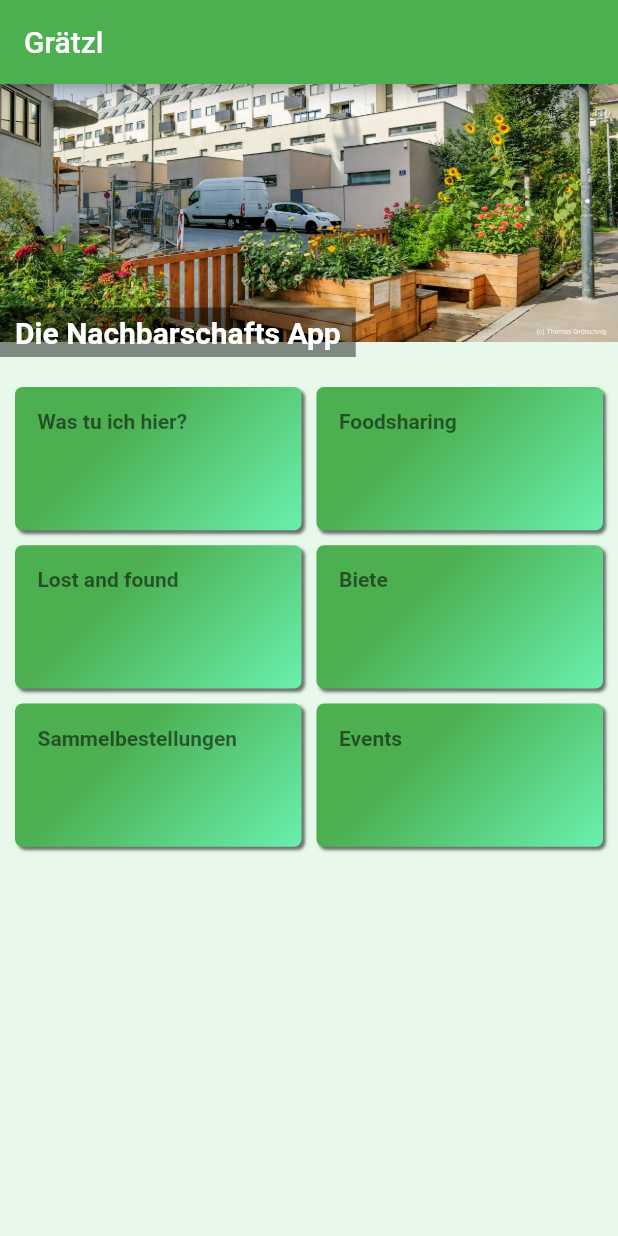
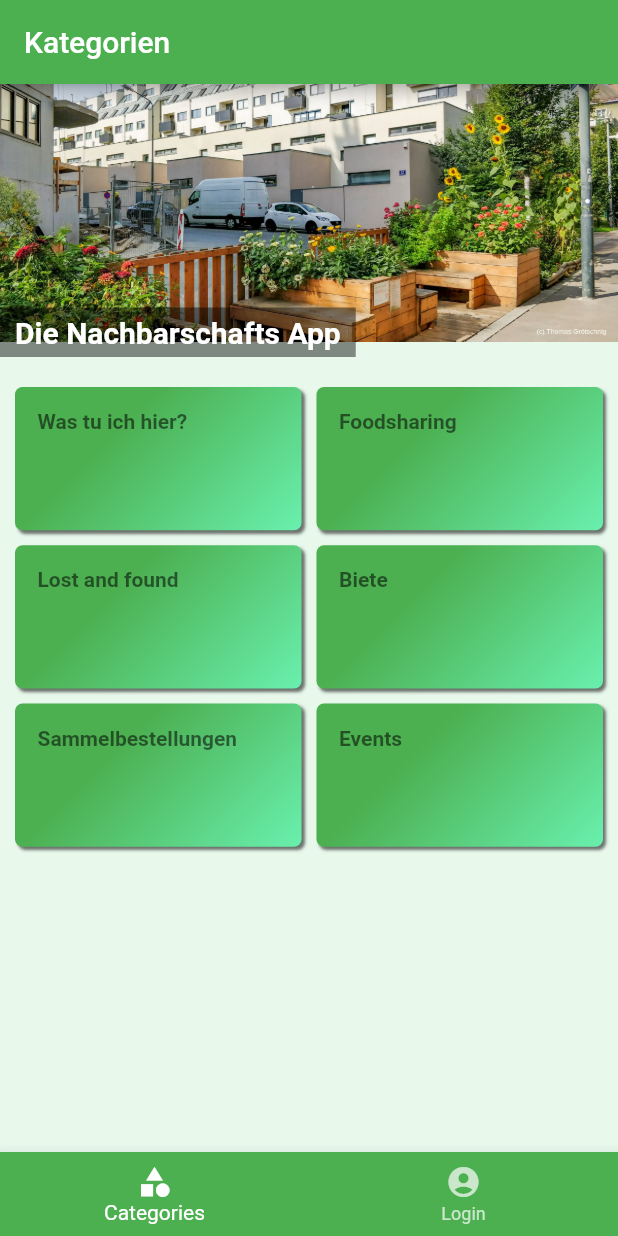
Before and after one commit to chrii/graetzl, a Flutter app: the screen it shows after launch, on a phone screen of 412 x 824 dp. Run offline on Flutter 3.47's test engine with Material 2 defaults, Android fonts, the phone set to English and light mode, and no system bars; our stand-ins replace email_validator, font_awesome_flutter.

Commit message:
Tab Menu added

```diff
--- a/lib/main.dart
+++ b/lib/main.dart
@@ -1,8 +1,9 @@
 import 'package:flutter/material.dart';
 import 'package:flutter/services.dart';
-import 'package:graetzl/routes/home.dart';
-import 'package:graetzl/routes/login_route.dart';
+//import 'package:graetzl/routes/home.dart';
+//import 'package:graetzl/routes/login_route.dart';
 import 'package:graetzl/routes/routes.dart';
+import 'package:graetzl/widgets/menu/tab_menu_controller.dart';
 
 void main() {
   WidgetsFlutterBinding.ensureInitialized();
@@ -22,7 +23,7 @@ class App extends StatelessWidget {
         accentColor: Colors.greenAccent,
         backgroundColor: Color.fromRGBO(232, 248, 235, 1),
       ),
-      home: _isLoggedIn ? Home() : LoginRoute(),
+      home: TabMenuController(),
       routes: routes,
     );
   }
--- a/lib/routes/home.dart
+++ b/lib/routes/home.dart
@@ -49,10 +49,7 @@ class Home extends StatelessWidget with DeviceSpecificMedia {
 
   @override
   Widget build(BuildContext context) {
-    return Scaffold(
-      backgroundColor: Theme.of(context).backgroundColor,
-      appBar: appBar,
-      body: SingleChildScrollView(
+    return SingleChildScrollView(
       child: Column(
         mainAxisAlignment: MainAxisAlignment.center,
         crossAxisAlignment: CrossAxisAlignment.stretch,
@@ -108,7 +105,6 @@ class Home extends StatelessWidget with DeviceSpecificMedia {
           ),
         ],
       ),
-      ),
     );
   }
 }
--- a/lib/routes/login_route.dart
+++ b/lib/routes/login_route.dart
@@ -9,10 +9,7 @@ class LoginRoute extends StatelessWidget with DeviceSpecificMedia {
       title: Text('Login'),
     );
 
-    return Scaffold(
-      backgroundColor: Theme.of(context).backgroundColor,
-      appBar: appBar,
-      body: SingleChildScrollView(
+    return SingleChildScrollView(
       child: Column(
         mainAxisAlignment: MainAxisAlignment.center,
         crossAxisAlignment: CrossAxisAlignment.stretch,
@@ -50,7 +47,6 @@ class LoginRoute extends StatelessWidget with DeviceSpecificMedia {
           ),
         ],
       ),
-      ),
     );
   }
 }
--- a/lib/widgets/login/mail_login_field.dart
+++ b/lib/widgets/login/mail_login_field.dart
@@ -49,7 +49,7 @@ class _MailLoginFieldState extends State<MailLoginField> {
           ],
         ),
         SizedBox(height: 10.0),
-        Text("Oder logg dich hier ein"),
+        Text(""),
         ButtonBar(
           alignment: MainAxisAlignment.spaceEvenly,
           children: <Widget>[
--- /dev/null
+++ b/lib/widgets/menu/tab_menu_controller.dart
@@ -0,0 +1,63 @@
+import 'package:flutter/material.dart';
+import 'package:graetzl/routes/home.dart';
+import 'package:graetzl/routes/login_route.dart';
+
+class TabMenuController extends StatefulWidget {
+  _TabMenuControllerState createState() => _TabMenuControllerState();
+}
+
+class _TabMenuControllerState extends State<TabMenuController> {
+  final List<Map<String, Object>> _pages = [
+    {
+      "title": "Kategorien",
+      "route": Home(),
+      "needsLoginstatus": false,
+      "navigationAtributes": BottomNavigationBarItem(
+        icon: Icon(Icons.category),
+        title: Text("Categories"),
+      ),
+    },
+    {
+      "title": "Einloggen",
+      "route": LoginRoute(),
+      "needsLoginstatus": false,
+      "navigationAtributes": BottomNavigationBarItem(
+        icon: Icon(Icons.account_circle),
+        title: Text("Login"),
+      ),
+    }
+  ];
+
+  int _selectedPageIndex = 0;
+  void _selectPage(int index) => setState(() => _selectedPageIndex = index);
+
+  build(BuildContext context) {
+    AppBar appBar(String title) => AppBar(
+          title: Text(title),
+        );
+
+    return Scaffold(
+      backgroundColor: Theme.of(context).backgroundColor,
+      appBar: appBar(_pages[_selectedPageIndex]["title"]),
+      body: _pages[_selectedPageIndex]["route"],
+      bottomNavigationBar: BottomNavigationBar(
+        onTap: _selectPage,
+        backgroundColor: Theme.of(context).primaryColor,
+        unselectedItemColor: Colors.white70,
+        selectedItemColor: Colors.white,
+        currentIndex: _selectedPageIndex,
+        showSelectedLabels: true,
+        items: [
+          BottomNavigationBarItem(
+            icon: Icon(Icons.category),
+            title: Text("Categories"),
+          ),
+          BottomNavigationBarItem(
+            icon: Icon(Icons.account_circle),
+            title: Text("Login"),
+          )
+        ],
+      ),
+    );
+  }
+}
```
Lines whose indentation alone changed are shown as unchanged.
